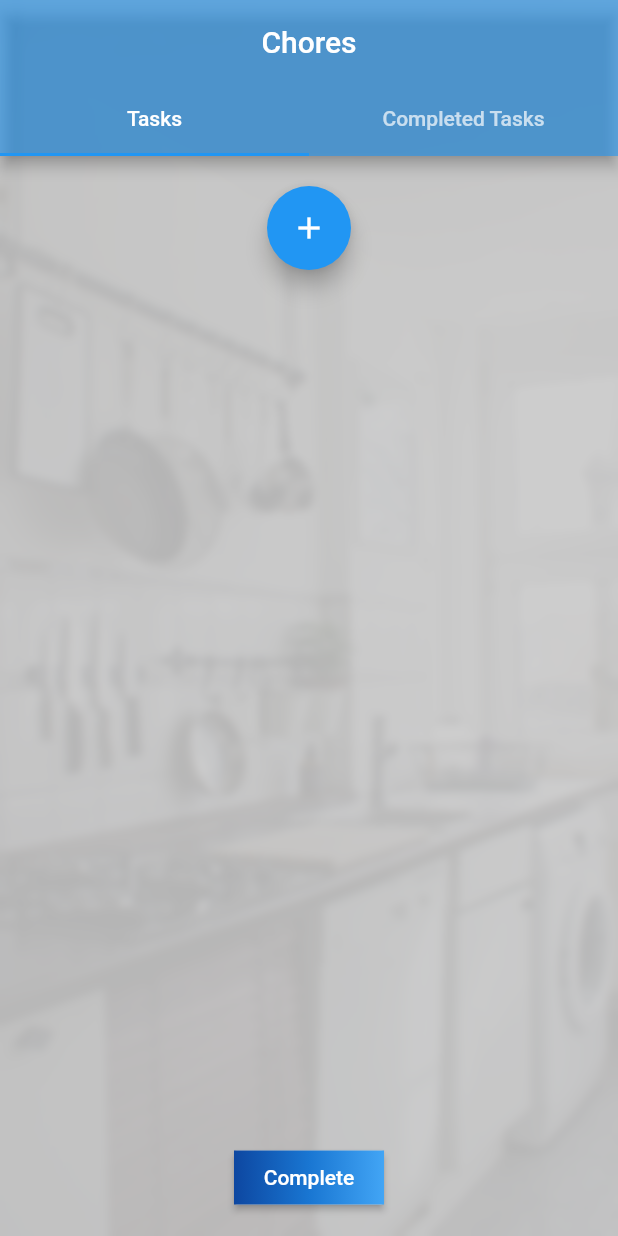
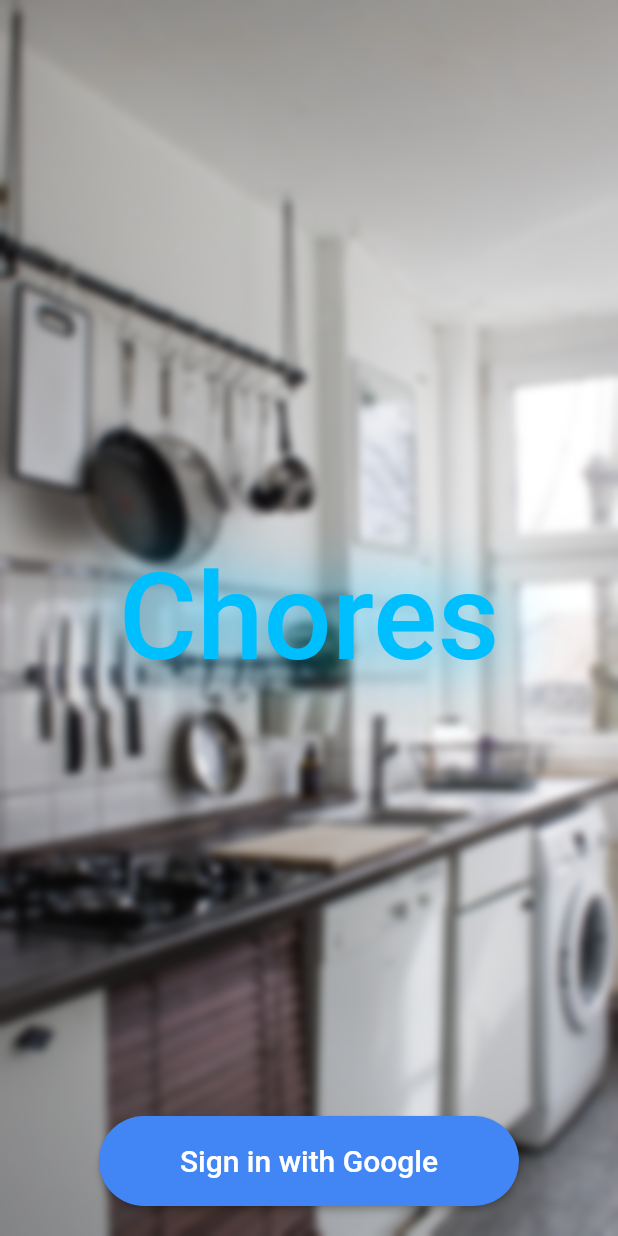
Before and after one commit to philip-bolokhov/chores, a Flutter app: the screen it shows after launch, on a phone screen of 412 x 824 dp. Run offline on Flutter 3.47's test engine with Material 2 defaults, Android fonts, the phone set to English and light mode, and no system bars; our stand-ins replace cloud_firestore; accounts and stored records are empty.

Commit message:
Start styling the Login Page

```diff
--- /dev/null
+++ b/lib/login_page_view.dart
@@ -0,0 +1,71 @@
+import 'dart:ui';
+import 'package:flutter/material.dart';
+
+class LoginPageView extends StatelessWidget {
+  final _logoColor = Color(0xff00bfff);
+  final _googleBackgroundColor = Color(0xff4285F4);
+
+  @override
+  Widget build(BuildContext context) {
+    return Material(
+      child: Stack(fit: StackFit.expand, children: [
+        Image(
+            fit: BoxFit.cover, image: AssetImage('assets/images/kitchen.jpg')),
+        BackdropFilter(
+          filter: ImageFilter.blur(
+            sigmaX: 3.0,
+            sigmaY: 3.0,
+          ),
+          child: Center(
+            child: Column(
+              mainAxisSize: MainAxisSize.min,
+              children: [
+                Expanded(child: SizedBox.shrink()),
+                Expanded(
+                  child: Center(
+                    child: Text(
+                      'Chores',
+                      style: TextStyle(
+                          color: _logoColor,
+                          fontSize: 80,
+                          fontWeight: FontWeight.w500,
+                          shadows: <Shadow>[
+                            Shadow(
+                                offset: Offset.zero,
+                                blurRadius: 60,
+                                color: _logoColor),
+                          ]),
+                    ),
+                  ),
+                ),
+                Expanded(
+                  child: Column(
+                    children: [
+                      Spacer(),
+                      ButtonTheme(
+                        minWidth: 280,
+                        height: 60,
+                        child: RaisedButton(
+                          child: Text(
+                            'Sign in with Google',
+                            style: TextStyle(fontSize: 20),
+                          ),
+                          color: _googleBackgroundColor,
+                          onPressed: () {},
+                          shape: new RoundedRectangleBorder(
+                              borderRadius: new BorderRadius.circular(30.0)),
+                          textColor: Colors.white,
+                        ),
+                      ),
+                      SizedBox(height: 20),
+                    ],
+                  ),
+                ),
+              ],
+            ),
+          ),
+        ),
+      ]),
+    );
+  }
+}
--- a/lib/main.dart
+++ b/lib/main.dart
@@ -35,7 +35,7 @@
         visualDensity: VisualDensity.adaptivePlatformDensity,
       ),
       onGenerateRoute: generateRoutes,
-      initialRoute: HomePageViewRoute,
+      initialRoute: LoginPageViewRoute,
     );
   }
 
--- a/lib/router.dart
+++ b/lib/router.dart
@@ -2,9 +2,13 @@
 import 'package:chores/routing_constants.dart';
 import 'package:flutter/material.dart';
 import 'home_page_view.dart';
+import 'login_page_view.dart';
 
 Route<dynamic> generateRoutes(RouteSettings routeSettings) {
   switch (routeSettings.name) {
+    case LoginPageViewRoute:
+      return MaterialPageRoute(builder: (context) => LoginPageView());
+
     case HomePageViewRoute:
       return MaterialPageRoute(builder: (context) => HomePageView());
 
```
